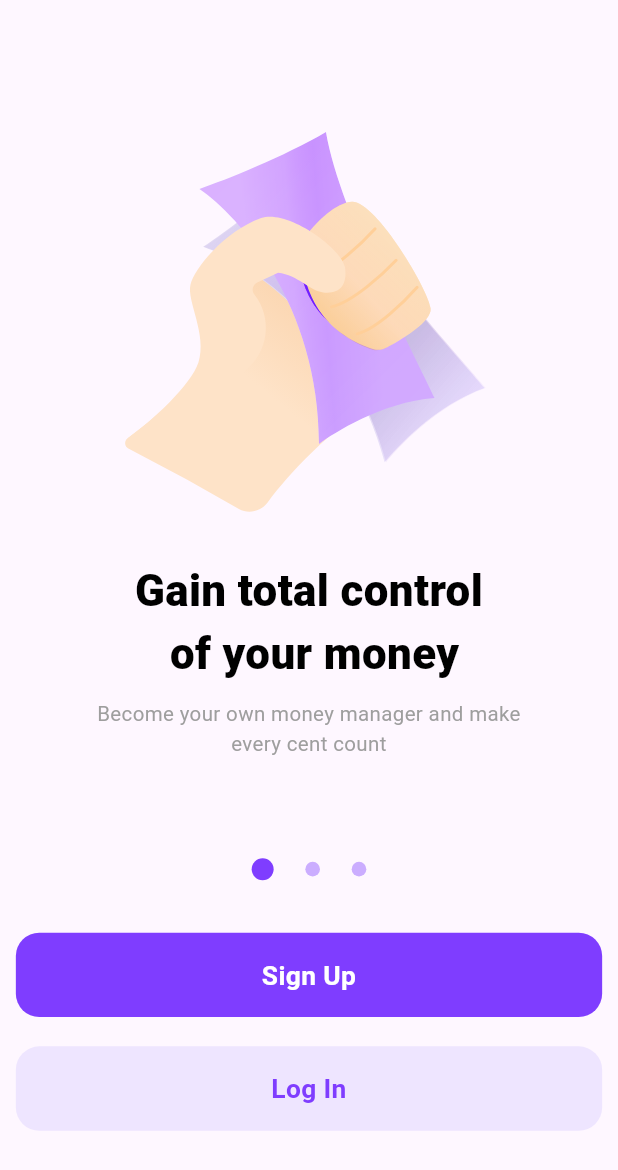
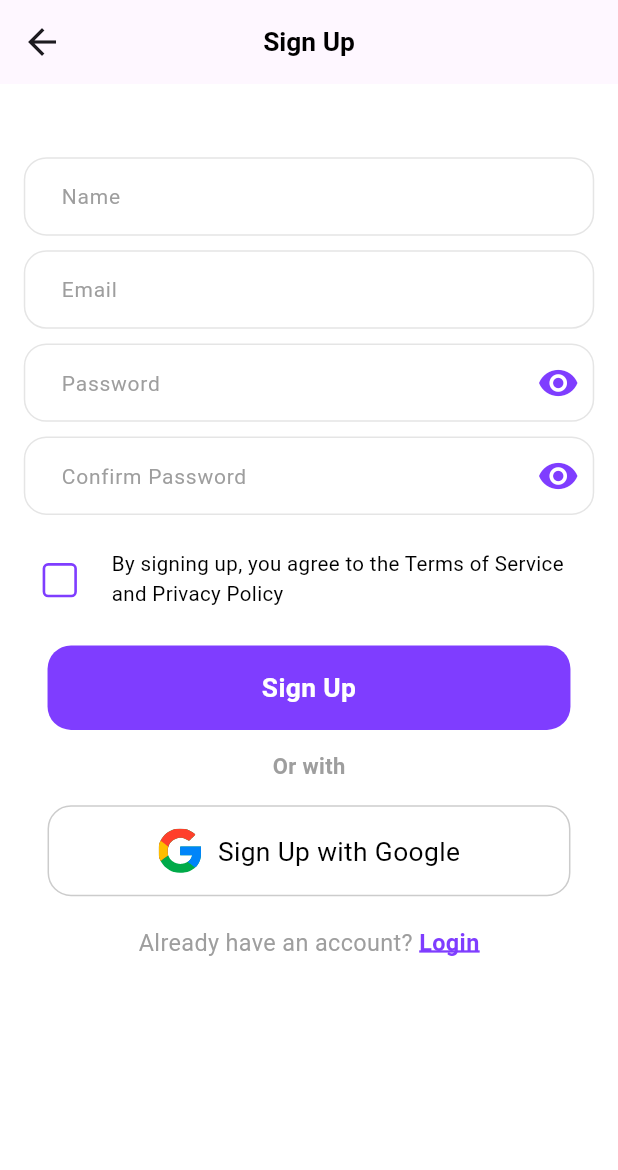
Before and after one commit to jv-vishesh/Trip-Expense-Manager, a Flutter app: the screen it shows after launch, after a tap on "Sign Up", on a phone screen of 412 x 824 dp. Shown: the top 1170 px of the screen. Run offline on Flutter 3.47's test engine with Material 3 defaults, Android fonts, the phone set to English and light mode, and no system bars; drawn by our look-alikes of card_swiper; our stand-ins replace cached_network_image, firebase_core, flutter_screenutil, flutter_svg, get; accounts and stored records are empty.

Commit message:
update -- auth design completed

```diff
--- a/lib/Utils/Constants/AppAssets.dart
+++ b/lib/Utils/Constants/AppAssets.dart
@@ -4,4 +4,5 @@ class AppAssets {
   static const String controllerMoney = '$_icons/controlMoney.svg';
   static const String planImage = '$_icons/planImage.svg';
   static const String receiptImage = '$_icons/receiptImage.svg';
+  static const String googleIcon = '$_icons/googleIcon.svg';
 }
--- a/lib/Utils/Router/GetxRouter.dart
+++ b/lib/Utils/Router/GetxRouter.dart
@@ -1,7 +1,9 @@
 import 'package:flutter/material.dart';
 import 'package:get/get.dart';
 import 'package:trip_expance_manager/Utils/Router/RouteName.dart';
-import 'package:trip_expance_manager/View/Auth/IntroScreen/IntroScreen.dart';
+import 'package:trip_expance_manager/View/Auth/LogInScreen.dart';
+import 'package:trip_expance_manager/View/Auth/SignUpScreen.dart';
+import 'package:trip_expance_manager/View/IntroScreen/IntroScreen.dart';
 
 Route<dynamic>? generateRoute(RouteSettings settings) {
   switch (settings.name) {
@@ -9,6 +11,18 @@ Route<dynamic>? generateRoute(RouteSettings settings) {
       return getPageRoutes(
           routeName: RoutesName.introScreen,
           page: () => const IntroScreen(),
+          settings: settings,
+          bindings: []);
+    case RoutesName.signUpScreen:
+      return getPageRoutes(
+          routeName: RoutesName.signUpScreen,
+          page: () => const SignUpScreen(),
+          settings: settings,
+          bindings: []);
+    case RoutesName.loginScreen:
+      return getPageRoutes(
+          routeName: RoutesName.loginScreen,
+          page: () => const LogInScreen(),
           settings: settings,
           bindings: []);
     default:
--- a/lib/Utils/Router/RouteName.dart
+++ b/lib/Utils/Router/RouteName.dart
@@ -3,4 +3,5 @@ class RoutesName {
   static const String homeScreen = 'homeScreen';
   static const String splashScreen = '/';
   static const String introScreen = 'introScreen';
+  static const String signUpScreen = 'signUpScreen';
 }
--- a/lib/Utils/Widgets/AppTextFormField.dart
+++ b/lib/Utils/Widgets/AppTextFormField.dart
@@ -7,7 +7,7 @@ import 'package:trip_expance_manager/Utils/Styling/AppColors.dart';
 /*
 Changes : Interchanged suffix icon and suffix widget
  */
-class AppTextFormField extends StatelessWidget {
+class AppTextFormField extends StatefulWidget {
   const AppTextFormField(
       {Key? key,
       this.onChanged,
@@ -51,8 +51,10 @@ class AppTextFormField extends StatelessWidget {
       this.enabledBorder,
       this.focusedBorder,
       this.borderColor,
+      this.borderRadius,
       this.ontapOutside,
-      this.hintTextSize = 14})
+      this.hintTextSize = 14,
+      this.isPassword})
       : super(key: key);
 
   final Function(dynamic val)? onChanged;
@@ -94,42 +96,52 @@ class AppTextFormField extends StatelessWidget {
   final Color textColor;
   final EdgeInsets? contentPadding;
   final bool? isValid;
+  final bool? isPassword;
   final int? maxLine;
   final InputBorder? border;
   final InputBorder? enabledBorder;
   final InputBorder? focusedBorder;
+  final double? borderRadius;
+
+  @override
+  State<AppTextFormField> createState() => _AppTextFormFieldState();
+}
+
+class _AppTextFormFieldState extends State<AppTextFormField> {
+  bool showPassword = false;
 
   @override
   Widget build(BuildContext context) {
     return TextFormField(
-      expands: expands,
-      textAlign: txtAlign,
-      enabled: !readOnly,
+      expands: widget.expands,
+      textAlign: widget.txtAlign,
+      enabled: !widget.readOnly,
       autovalidateMode: AutovalidateMode.onUserInteraction,
-      controller: controller,
-      keyboardType: keyboardType,
-      obscureText: obscureText,
-      focusNode: focusNode,
-      autofocus: autoFocus,
-      cursorColor: cursorColor,
-      maxLength: maxLength,
-      maxLines: maxLine,
+      controller: widget.controller,
+      keyboardType: widget.keyboardType,
+      obscureText:
+          widget.isPassword != null ? !showPassword : widget.obscureText,
+      focusNode: widget.focusNode,
+      autofocus: widget.autoFocus,
+      cursorColor: widget.cursorColor,
+      maxLength: widget.maxLength,
+      maxLines: widget.maxLine,
       style: TextStyle(
-          color: textColor,
-          fontSize: fontSize.sp,
-          fontWeight: fontWeight,
+          color: widget.textColor,
+          fontSize: widget.fontSize.sp,
+          fontWeight: widget.fontWeight,
           overflow: TextOverflow.ellipsis),
-      textInputAction: textInputAction,
-      textCapitalization: textCapitalization,
-      readOnly: readOnly,
+      textInputAction: widget.textInputAction,
+      textCapitalization: widget.textCapitalization,
+      readOnly: widget.readOnly,
       decoration: InputDecoration(
         counterText: "",
         enabledBorder: _getOutlineBorder(),
         border: _getOutlineBorder(),
         focusedBorder: _getOutlineFocuseBorder(),
         errorStyle: TextStyle(fontWeight: FontWeight.w600, fontSize: 12.sp),
-        prefixIcon: isValid != null
-            ? (isValid!
+        prefixIcon: widget.isValid != null
+            ? (widget.isValid!
                 ? const Icon(
                     Icons.check,
                     color: AppColors.success,
@@ -138,21 +150,33 @@ class AppTextFormField extends StatelessWidget {
                     Icons.close,
                     color: AppColors.error,
                   ))
-            : prefixIcon,
-        contentPadding:
-            contentPadding ?? EdgeInsets.only(top: 0, bottom: 15.h, left: 20.w),
+            : widget.prefixIcon,
+        contentPadding: widget.contentPadding ??
+            EdgeInsets.only(top: 0, bottom: 15.h, left: 20.w),
 
         // isDense: true,
-        errorText: errorTxt,
-        icon: sideButton,
-        suffix: suffixWidget,
+        errorText: widget.errorTxt,
+        icon: widget.sideButton,
+        suffix: widget.suffixWidget,
         // previously it was suffixIcon
-        suffixIcon: suffixIcon,
+        suffixIcon: widget.isPassword != null
+            ? InkWell(
+                onTap: () {
+                  setState(() {
+                    showPassword = !showPassword;
+                  });
+                },
+                child: Icon(
+                  showPassword ? Icons.visibility_off : Icons.visibility,
+                  color: AppColors.primary,
+                  size: 28,
+                ))
+            : widget.suffixIcon,
         // previously it was suffixWidget
-        suffixStyle: suffixStyle,
+        suffixStyle: widget.suffixStyle,
         filled: true,
         alignLabelWithHint: true,
-        hintText: hintText.tr,
+        hintText: widget.hintText.tr,
         // label: AppTextWidget(
         //   txtTitle: label ?? hintText,
         //   fontSize: 12,
@@ -162,18 +186,18 @@ class AppTextFormField extends StatelessWidget {
         // floatingLabelBehavior: FloatingLabelBehavior.auto,
         // hintText: hintText,
         hintStyle: TextStyle(
-            color: hintTextColor ?? AppColors.black,
-            fontSize: hintTextSize,
+            color: widget.hintTextColor ?? AppColors.black,
+            fontSize: widget.hintTextSize,
             fontWeight: FontWeight.w400),
-        fillColor: fillColor,
+        fillColor: widget.fillColor,
       ),
-      onChanged: onChanged,
-      onEditingComplete: onEditingComplete,
-      onFieldSubmitted: onFieldSubmitted,
-      autocorrect: autoCorrect,
-      validator: validator,
-      inputFormatters: inputFormatters,
-      onTapOutside: ontapOutside ??
+      onChanged: widget.onChanged,
+      onEditingComplete: widget.onEditingComplete,
+      onFieldSubmitted: widget.onFieldSubmitted,
+      autocorrect: widget.autoCorrect,
+      validator: widget.validator,
+      inputFormatters: widget.inputFormatters,
+      onTapOutside: widget.ontapOutside ??
           (value) {
             FocusScope.of(context).unfocus();
           },
@@ -182,19 +206,19 @@ class AppTextFormField extends StatelessWidget {
 
   InputBorder _getOutlineBorder() {
     return OutlineInputBorder(
-        borderRadius: BorderRadius.circular(10.r),
+        borderRadius: BorderRadius.circular(widget.borderRadius ?? 10.r),
         borderSide: BorderSide(
-            style: borderStyle,
-            color: borderColor ?? AppColors.black.withOpacity(0.1),
-            width: borderWidth));
+            style: widget.borderStyle,
+            color: widget.borderColor ?? AppColors.black.withOpacity(0.1),
+            width: widget.borderWidth));
   }
 
   InputBorder _getOutlineFocuseBorder() {
     return OutlineInputBorder(
-        borderRadius: BorderRadius.circular(10.r),
+        borderRadius: BorderRadius.circular(widget.borderRadius ?? 10.r),
         borderSide: BorderSide(
-            style: borderStyle,
-            color: borderColor ?? AppColors.black.withOpacity(0.1),
-            width: borderWidth));
+            style: widget.borderStyle,
+            color: widget.borderColor ?? AppColors.black.withOpacity(0.1),
+            width: widget.borderWidth));
   }
 }
--- a/lib/Utils/Widgets/AppTextWidget.dart
+++ b/lib/Utils/Widgets/AppTextWidget.dart
@@ -45,7 +45,7 @@ class AppTextWidget extends StatelessWidget {
         fontStyle: fontStyle,
         fontSize: fontSize.sp,
         decoration: decoration,
-        decorationColor: AppColors.white,
+        decorationColor: txtColor,
         decorationThickness: 2,
         fontFamily: fontFamily,
       ),
--- /dev/null
+++ b/lib/View/Auth/SignUpScreen.dart
@@ -0,0 +1,183 @@
+import 'package:flutter/cupertino.dart';
+import 'package:flutter/material.dart';
+import 'package:flutter/widgets.dart';
+import 'package:flutter_screenutil/flutter_screenutil.dart';
+import 'package:flutter_svg/flutter_svg.dart';
+import 'package:get/get.dart';
+import 'package:trip_expance_manager/Utils/Constants/AppAssets.dart';
+import 'package:trip_expance_manager/Utils/Router/RouteName.dart';
+import 'package:trip_expance_manager/Utils/Styling/AppColors.dart';
+import 'package:trip_expance_manager/Utils/Widgets/AppButtonWidget.dart';
+import 'package:trip_expance_manager/Utils/Widgets/AppTextFormField.dart';
+import 'package:trip_expance_manager/Utils/Widgets/AppTextWidget.dart';
+
+class SignUpScreen extends StatelessWidget {
+  const SignUpScreen({super.key});
+
+  @override
+  Widget build(BuildContext context) {
+    return Scaffold(
+      backgroundColor: Colors.white,
+      appBar: AppBar(
+        leading: InkWell(
+          onTap: () {
+            Get.back();
+          },
+          child: Icon(
+            Icons.arrow_back,
+            size: 28,
+          ),
+        ),
+        title: AppTextWidget(
+          txtTitle: 'Sign Up',
+          fontWeight: FontWeight.w600,
+          fontSize: 18,
+        ),
+        centerTitle: true,
+      ),
+      body: SingleChildScrollView(
+        child: Padding(
+          padding: EdgeInsets.symmetric(horizontal: 15.w),
+          child: Column(
+            children: [
+              50.verticalSpace,
+              AppTextFormField(
+                hintText: "Name",
+                hintTextColor: AppColors.darkgrey,
+                borderRadius: 15,
+                fontSize: 16,
+                contentPadding:
+                    EdgeInsets.symmetric(vertical: 15.h, horizontal: 20.w),
+                fillColor: AppColors.white,
+              ),
+              10.verticalSpace,
+              AppTextFormField(
+                hintText: "Email",
+                hintTextColor: AppColors.darkgrey,
+                borderRadius: 15,
+                fontSize: 16,
+                contentPadding:
+                    EdgeInsets.symmetric(vertical: 15.h, horizontal: 20.w),
+                fillColor: AppColors.white,
+              ),
+              10.verticalSpace,
+              AppTextFormField(
+                isPassword: true,
+                hintText: "Password",
+                hintTextColor: AppColors.darkgrey,
+                borderRadius: 15,
+                fontSize: 16,
+                contentPadding:
+                    EdgeInsets.symmetric(vertical: 15.h, horizontal: 20.w),
+                fillColor: AppColors.white,
+              ),
+              10.verticalSpace,
+              AppTextFormField(
+                isPassword: true,
+                hintText: "Confirm Password",
+                hintTextColor: AppColors.darkgrey,
+                borderRadius: 15,
+                fontSize: 16,
+                contentPadding:
+                    EdgeInsets.symmetric(vertical: 15.h, horizontal: 20.w),
+                fillColor: AppColors.white,
+              ),
+              20.verticalSpace,
+              Row(
+                children: [
+                  Transform.scale(
+                    scale: 1.3.r,
+                    child: Checkbox(
+                      overlayColor:
+                          const MaterialStatePropertyAll(AppColors.primary),
+                      value: false,
+                      side: BorderSide(color: AppColors.primary, width: 1.3.w),
+                      onChanged: (value) {},
+                      shape: RoundedRectangleBorder(
+                          borderRadius: BorderRadius.circular(3.r)),
+                    ),
+                  ),
+                  10.horizontalSpace,
+                  const Flexible(
+                    child: AppTextWidget(
+                        fontSize: 14,
+                        txtTitle:
+                            "By signing up, you agree to the Terms of Service and Privacy Policy"),
+                  )
+                ],
+              ),
+              20.verticalSpace,
+              AppButtonWidget(
+                onPressed: () {},
+                btnName: 'Sign Up',
+                btnColor: AppColors.primary,
+                width: double.maxFinite,
+                fontSize: 18,
+                borderRadius: 16,
+                margin: EdgeInsets.symmetric(horizontal: 15.w),
+                padding: EdgeInsets.symmetric(vertical: 15.h),
+              ),
+              15.verticalSpace,
+              const AppTextWidget(
+                txtTitle: "Or with",
+                fontSize: 15,
+                fontWeight: FontWeight.w700,
+                txtColor: AppColors.darkgrey,
+              ),
+              15.verticalSpace,
+              AppButtonWidget(
+                onPressed: () {},
+                btnName: '',
+                btnColor: AppColors.white,
+                width: double.maxFinite,
+                borderColor: AppColors.black.withOpacity(0.2),
+                fontSize: 18,
+                borderRadius: 16,
+                margin: EdgeInsets.symmetric(horizontal: 15.w),
+                padding: EdgeInsets.symmetric(vertical: 15.h),
+                child: Row(
+                  mainAxisAlignment: MainAxisAlignment.center,
+                  children: [
+                    SvgPicture.asset(
+                      AppAssets.googleIcon,
+                      height: 30.h,
+                      width: 30.h,
+                    ),
+                    10.horizontalSpace,
+                    AppTextWidget(
+                      txtTitle: "Sign Up with Google",
+                      fontSize: 18,
+                    ),
+                  ],
+                ),
+              ),
+              20.verticalSpace,
+              Row(
+                mainAxisAlignment: MainAxisAlignment.center,
+                children: [
+                  const AppTextWidget(
+                    txtTitle: "Already have an account? ",
+                    txtColor: AppColors.darkgrey,
+                    fontSize: 16,
+                  ),
+                  InkWell(
+                    onTap: () {
+                      Get.toNamed(RoutesName.loginScreen);
+                    },
+                    child: const AppTextWidget(
+                      txtTitle: "Login",
+                      txtColor: AppColors.primary,
+                      decoration: TextDecoration.underline,
+                      fontSize: 16,
+                      fontWeight: FontWeight.bold,
+                    ),
+                  ),
+                ],
+              )
+            ],
+          ),
+        ),
+      ),
+    );
+  }
+}
--- a/lib/View/Auth/IntroScreen/IntroScreen.dart
+++ b/lib/View/IntroScreen/IntroScreen.dart
@@ -2,7 +2,10 @@ import 'package:card_swiper/card_swiper.dart';
 import 'package:flutter/material.dart';
 import 'package:flutter_screenutil/flutter_screenutil.dart';
 import 'package:flutter_svg/flutter_svg.dart';
+import 'package:get/get.dart';
 import 'package:trip_expance_manager/Utils/Constants/AppAssets.dart';
+import 'package:trip_expance_manager/Utils/Constants/EnumClass.dart';
+import 'package:trip_expance_manager/Utils/Router/RouteName.dart';
 import 'package:trip_expance_manager/Utils/Styling/AppColors.dart';
 import 'package:trip_expance_manager/Utils/Widgets/AppButtonWidget.dart';
 import 'package:trip_expance_manager/Utils/Widgets/AppTextWidget.dart';
@@ -21,30 +24,31 @@ class IntroScreen extends StatelessWidget {
             child: Container(
               constraints: BoxConstraints(maxHeight: 550.h),
               child: Swiper(
+                autoplay: true,
                 pagination: SwiperPagination(
                   margin: EdgeInsets.zero,
                   builder: DotSwiperPaginationBuilder(
                       space: 10.w,
                       activeColor: AppColors.primary,
-                      color: AppColors.primary.withOpacity(0.4),
+                      color: AppColors.secondary,
                       size: 10.r,
-                      activeSize: 15.r),
+                      activeSize: 16.r),
                 ),
                 // control: SwiperControl(),
-                itemCount: 3,
+                itemCount: IntroEnum.values.length,
                 itemBuilder: (context, index) {
                   return Container(
                     padding: EdgeInsets.symmetric(horizontal: 25.w),
                     child: Column(
                       children: [
                         SvgPicture.asset(
-                          AppAssets.controllerMoney,
+                          IntroEnum.values[index].value.image,
                           height: 320.h,
                           width: 320.h,
                         ),
-                        const Flexible(
+                        Flexible(
                             child: AppTextWidget(
-                          txtTitle: "Gain total control\n of your money",
+                          txtTitle: IntroEnum.values[index].value.title,
                           fontWeight: FontWeight.w800,
                           fontSize: 30,
                           textAlign: TextAlign.center,
@@ -53,9 +57,8 @@ class IntroScreen extends StatelessWidget {
                         Flexible(
                             child: Padding(
                           padding: EdgeInsets.symmetric(horizontal: 30.w),
-                          child: const AppTextWidget(
-                            txtTitle:
-                                "Become your own money manager and make every cent count",
+                          child: AppTextWidget(
+                            txtTitle: IntroEnum.values[index].value.subTitle,
                             fontWeight: FontWeight.w400,
                             txtColor: AppColors.darkgrey,
                             fontSize: 14,
@@ -71,25 +74,29 @@ class IntroScreen extends StatelessWidget {
           ),
           25.verticalSpace,
           AppButtonWidget(
-            onPressed: () {},
+            onPressed: () {
+              Get.toNamed(RoutesName.signUpScreen);
+            },
             btnName: 'Sign Up',
             btnColor: AppColors.primary,
             width: double.maxFinite,
             fontSize: 18,
             borderRadius: 16,
-            margin: EdgeInsets.symmetric(horizontal: 10.w),
+            margin: EdgeInsets.symmetric(horizontal: 15.w),
             padding: EdgeInsets.symmetric(vertical: 15.h),
           ),
           20.verticalSpace,
           AppButtonWidget(
-            onPressed: () {},
+            onPressed: () {
+              Get.toNamed(RoutesName.loginScreen);
+            },
             btnName: 'Log In',
             btnColor: AppColors.secondary,
             width: double.maxFinite,
             fontSize: 18,
             txtColor: AppColors.primary,
             borderRadius: 16,
-            margin: EdgeInsets.symmetric(horizontal: 10.w),
+            margin: EdgeInsets.symmetric(horizontal: 15.w),
             padding: EdgeInsets.symmetric(vertical: 15.h),
           ),
           20.verticalSpace
--- a/lib/main.dart
+++ b/lib/main.dart
@@ -8,7 +8,7 @@ import 'package:trip_expance_manager/Utils/Router/RouteName.dart';
 void main() async {
   WidgetsFlutterBinding.ensureInitialized();
   await Firebase.initializeApp(
-      options: FirebaseOptions(
+      options: const FirebaseOptions(
           apiKey: 'AIzaSyCu6lV0YL4QkzGoYPA2tV43TidKFIsLyB8',
           appId: "1:458840070973:android:5c339f7855f0f003104354",
           messagingSenderId: "458840070973",
--- a/pubspec.yaml
+++ b/pubspec.yaml
@@ -44,6 +44,7 @@ dependencies:
   firebase_core: ^3.3.0
   cloud_firestore: ^5.2.1
   card_swiper: ^3.0.1
+  lottie: ^3.1.2
 
 
 dev_dependencies:
```
Also changed, not shown: lib/Controller/IntroController.dart (added, +10 -0 lines), lib/Utils/Constants/EnumClass.dart (added, +30 -0 lines), lib/View/Auth/LogInScreen.dart (added, +106 -0 lines), assets/icons/googleIcon.svg (added), pubspec.lock.
